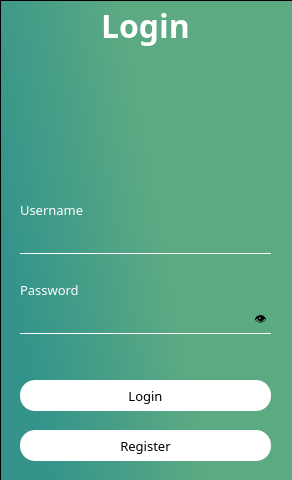
Before: the Qt Designer form TeamFinder/mainwindow.ui in TeamUp-Bummers/TeamFinder, drawn with Qt 5.
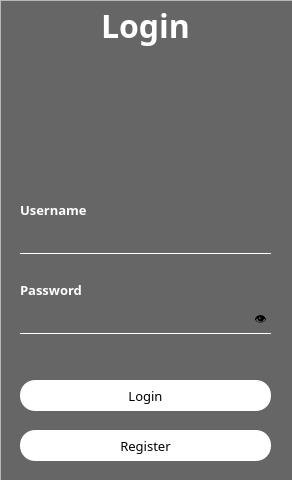
After: the same form once the commit is applied. Icons and pictures are not drawn.

Diff of the .ui file:
```diff
--- a/TeamFinder/mainwindow.ui
+++ b/TeamFinder/mainwindow.ui
@@ -30,7 +30,7 @@
   </property>
   <widget class="QWidget" name="centralwidget">
    <property name="styleSheet">
-    <string notr="true">background-color: qlineargradient(spread:pad, x1:0, y1:1, x2:0.943, y2:0.75, stop:0.153409 rgba(52, 148, 139, 255), stop:0.625 rgba(92, 170, 130, 255));</string>
+    <string notr="true">background-color:#666;</string>
    </property>
    <widget class="QFrame" name="frame">
     <property name="geometry">
@@ -42,7 +42,8 @@
      </rect>
     </property>
     <property name="styleSheet">
-     <string notr="true">background-color:rgba(0,0,0,.7)</string>
+     <string notr="true">background:none;
+background-color: rgba(32, 32, 32,.9);</string>
     </property>
     <property name="frameShape">
      <enum>QFrame::StyledPanel</enum>
@@ -92,7 +93,7 @@
       <font>
        <family>Poppins</family>
        <pointsize>10</pointsize>
-       <bold>false</bold>
+       <bold>true</bold>
        <underline>false</underline>
       </font>
      </property>
@@ -117,7 +118,7 @@
       <font>
        <family>Poppins</family>
        <pointsize>10</pointsize>
-       <bold>false</bold>
+       <bold>true</bold>
        <underline>false</underline>
       </font>
      </property>
```
Left out of the diff: 2 changed lines with no effect on the pictures.
